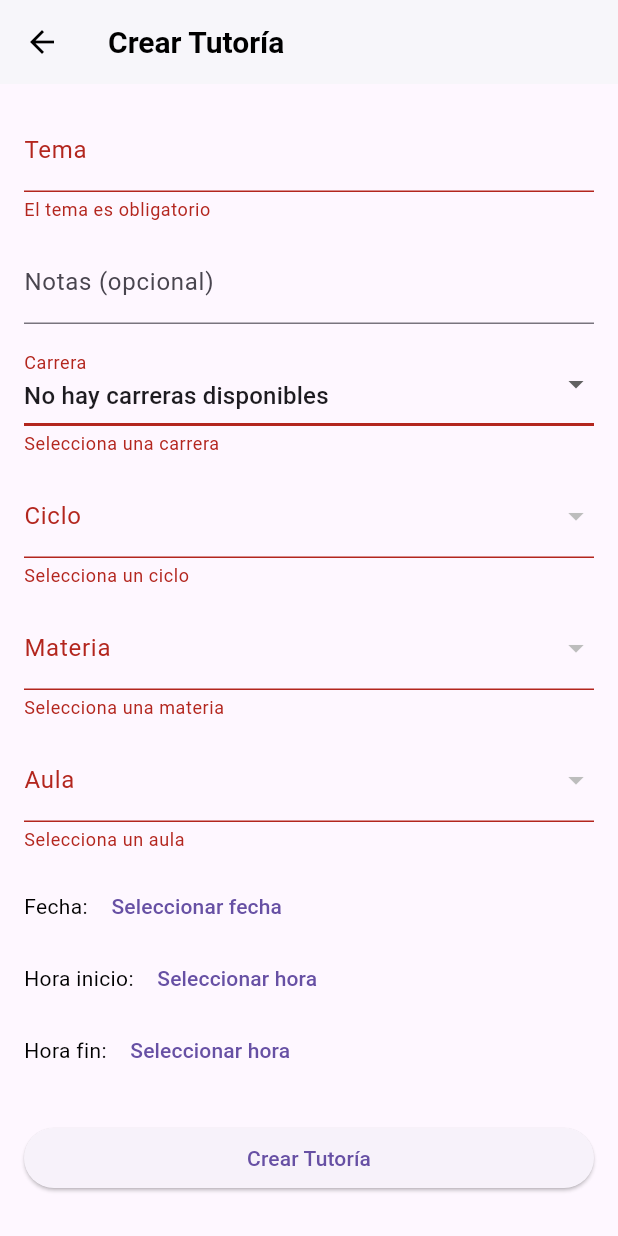
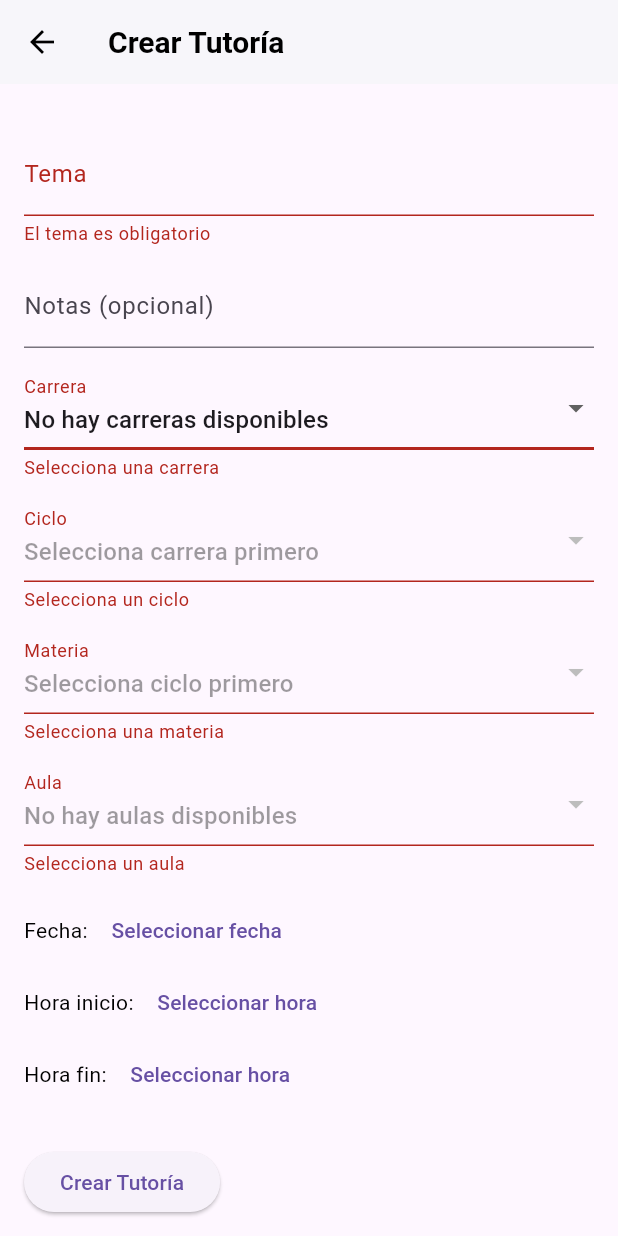
Before and after one commit to FredyNotAvailable/tuttorConnect-Flutter-Backend, a Flutter app: the CrearTutoriaScreen screen opened by its route, after a tap on "No hay carreras disponibles", after a tap on "Crear Tutoría", on a phone screen of 412 x 824 dp. Run offline on Flutter 3.47's test engine with Material 3 defaults, Android fonts, the phone set to English and light mode, and no system bars; our stand-ins replace cloud_firestore, firebase_auth, firebase_core, firebase_messaging, flutter_local_notifications, flutter_riverpod and 2 more; accounts and stored records are empty.

```diff
--- a/tutorconnect/lib/routes/app_routes.dart
+++ b/tutorconnect/lib/routes/app_routes.dart
@@ -5,8 +5,8 @@ import 'package:tutorconnect/models/user.dart';
 import 'package:tutorconnect/screens/home_screen.dart';
 import 'package:tutorconnect/screens/profile_screen.dart';
 import 'package:tutorconnect/screens/subject_details_screen.dart';
+import 'package:tutorconnect/screens/teacher/crear_tutoria_screen.dart';
 import 'package:tutorconnect/screens/tutoring_detail_screen.dart';
-import 'package:tutorconnect/widgets/teacher/crear_tutoria_screen.dart';
 import '../screens/login_screen.dart';
 
 // Importa aquí otras pantallas cuando las tengas
--- a/tutorconnect/lib/screens/profile_screen.dart
+++ b/tutorconnect/lib/screens/profile_screen.dart
@@ -58,6 +58,8 @@ class _ProfileScreenState extends ConsumerState<ProfileScreen> {
             const SizedBox(height: 8),
             Text('Nombre: ${user.fullname}'),
             const SizedBox(height: 8),
+            Text('fmcToken: ${user.fcmToken}'),
+            const SizedBox(height: 8),
             Text('Rol: ${user.role.getDisplayName()}'),
             const SizedBox(height: 8),
             Text('Creado en: ${user.createdAt}'),
--- a/tutorconnect/lib/widgets/teacher/crear_tutoria_screen.dart
+++ /dev/null
@@ -1,408 +0,0 @@
-import 'package:flutter/material.dart';
-import 'package:flutter_riverpod/flutter_riverpod.dart';
-import 'package:tutorconnect/models/career.dart';
-import 'package:tutorconnect/models/subject_enrollment.dart';
-import 'package:tutorconnect/models/tutoring.dart';
-import 'package:tutorconnect/models/tutoring_request.dart';
-import 'package:tutorconnect/models/teacher_plan.dart';
-import 'package:tutorconnect/providers/career_provider.dart';
-import 'package:tutorconnect/providers/classroom_provider.dart';
-import 'package:tutorconnect/providers/subject_enrollment_provider.dart';
-import 'package:tutorconnect/providers/subject_provider.dart';
-import 'package:tutorconnect/providers/tutoring_provider.dart';
-import 'package:tutorconnect/providers/tutoring_request_provider.dart';
-import 'package:tutorconnect/providers/user_provider.dart';
-import 'package:tutorconnect/providers/teacher_plan_provider.dart';
-import 'package:tutorconnect/utils/helpers/student_helper.dart'; // Ajusta la ruta si es necesario
-
-class CrearTutoriaScreen extends ConsumerStatefulWidget {
-  const CrearTutoriaScreen({super.key});
-
-  @override
-  ConsumerState<CrearTutoriaScreen> createState() => _CrearTutoriaScreenState();
-}
-
-class _CrearTutoriaScreenState extends ConsumerState<CrearTutoriaScreen> {
-
-  final _formKey = GlobalKey<FormState>();
-
-  final TextEditingController _topicController = TextEditingController();
-  final TextEditingController _notesController = TextEditingController();
-  DateTime? _selectedDate;
-  TimeOfDay? _startTime;
-  TimeOfDay? _endTime;
-
-  String? _classroomId;
-
-  // Variables para dropdown encadenados carrera, ciclo, materia
-  String? _selectedCareerId;
-  int? _selectedCycle;
-  String? _selectedSubjectId;
-
-  String? _careerId;
-
-  List<int> _availableCycles = [];
-  List<String> _availableSubjects = [];
-
-  List<String> _studentIds = [];
-  List<String> tutoringRequestIds = [];
-  String? _teacherId;
-
-  bool _isSubmitting = false;
-
-  @override
-  void initState() {
-    super.initState();
-    // Cargar el ID del docente actual y sus planes
-    final currentUser = ref.read(currentUserProvider).value;
-    if (currentUser != null) {
-      _teacherId = currentUser.id;
-      ref.read(teacherPlanProvider.notifier).loadTeacherPlansByTeacherId(_teacherId!);
-    }
-  }
-
-  @override
-  void dispose() {
-    _topicController.dispose();
-    _notesController.dispose();
-    super.dispose();
-  }
-
-  Future<void> _pickDate() async {
-    final now = DateTime.now();
-    final date = await showDatePicker(
-      context: context,
-      initialDate: _selectedDate ?? now,
-      firstDate: now,
-      lastDate: DateTime(now.year + 1),
-    );
-    if (date != null) {
-      setState(() {
-        _selectedDate = date;
-      });
-    }
-  }
-
-  Future<void> _pickTime({required bool isStart}) async {
-    final now = TimeOfDay.now();
-    final time = await showTimePicker(
-      context: context,
-      initialTime: isStart ? (_startTime ?? now) : (_endTime ?? now),
-    );
-    if (time != null) {
-      setState(() {
-        if (isStart) {
-          _startTime = time;
-        } else {
-          _endTime = time;
-        }
-      });
-    }
-  }
-
-  void _onCareerChanged(String? careerId, List<TeacherPlan> plans) {
-    setState(() {
-      _selectedCareerId = careerId;
-      _selectedCycle = null;
-      _selectedSubjectId = null;
-      _availableCycles = [];
-      _availableSubjects = [];
-
-      if (careerId != null) {
-        final plan = plans.firstWhere((p) => p.careerId == careerId);
-        _availableCycles = plan.subjectsByCycle.keys.map(int.parse).toList()..sort();
-      }
-    });
-  }
-
-  void _onCycleChanged(int? cycle, List<TeacherPlan> plans) {
-    setState(() {
-      _selectedCycle = cycle;
-      _selectedSubjectId = null;
-      _availableSubjects = [];
-
-      if (_selectedCareerId != null && cycle != null) {
-        final plan = plans.firstWhere((p) => p.careerId == _selectedCareerId);
-        final subjects = plan.subjectsByCycle[cycle.toString()] ?? [];
-        _availableSubjects = subjects;
-      }
-    });
-  }
-
-  Future<void> _submit() async {
-    if (!_formKey.currentState!.validate()) return;
-
-    if (_selectedDate == null || _startTime == null || _endTime == null) {
-      ScaffoldMessenger.of(context).showSnackBar(
-        const SnackBar(content: Text('Por favor selecciona fecha y hora.')),
-      );
-      return;
-    }
-    if (_classroomId == null || _selectedSubjectId == null || _teacherId == null) {
-      ScaffoldMessenger.of(context).showSnackBar(
-        const SnackBar(content: Text('Faltan datos necesarios para crear la tutoría.')),
-      );
-      return;
-    }
-
-    setState(() => _isSubmitting = true);
-
-    final createdAt = DateTime.now();
-
-    final tutoring = Tutoring(
-      id: '', // Lo asigna Firebase
-      classroomId: _classroomId!,
-      createdAt: createdAt,
-      date: DateTime(_selectedDate!.year, _selectedDate!.month, _selectedDate!.day),
-      startTime: _startTime!.format(context),
-      endTime: _endTime!.format(context),
-      notes: _notesController.text.trim(),
-      status: TutoringStatus.active,
-      tutoringRequestIds: [], // Inicialmente vacío
-      subjectId: _selectedSubjectId!,
-      teacherId: _teacherId!,
-      topic: _topicController.text.trim(),
-      studentIds: _studentIds
-    );
-
-    try {
-      final createdTutoring = await ref.read(tutoringProvider.notifier).addTutoring(tutoring);
-
-      if (createdTutoring == null) {
-        throw Exception('Error al crear la tutoría');
-      }
-
-      // Crear solicitudes para cada estudiante
-      List<String> createdRequestIds = [];
-
-      for (final studentId in _studentIds) {
-        final request = TutoringRequest(
-          id: '', // será asignado por Firestore
-          tutoringId: createdTutoring.id,
-          studentId: studentId,
-          status: TutoringRequestStatus.pending,
-          sentAt: DateTime.now(),
-          responseAt: null,
-        );
-
-        final createdRequest = await ref.read(tutoringRequestProvider.notifier).addTutoringRequest(request);
-        if (createdRequest != null) {
-          createdRequestIds.add(createdRequest.id);
-        }
-      }
-
-      // Actualizar la tutoría con los IDs de solicitudes creadas
-      final updatedTutoring = createdTutoring.copyWith(tutoringRequestIds: createdRequestIds);
-      await ref.read(tutoringProvider.notifier).updateTutoring(updatedTutoring);
-
-      ScaffoldMessenger.of(context).showSnackBar(
-        const SnackBar(content: Text('Tutoría creada exitosamente')),
-      );
-
-      Navigator.pop(context);
-
-    } catch (e) {
-      ScaffoldMessenger.of(context).showSnackBar(
-        SnackBar(content: Text('Error al crear tutoría: $e')),
-      );
-    } finally {
-      if (mounted) setState(() => _isSubmitting = false);
-    }
-  }
-
-
-  @override
-  Widget build(BuildContext context) {
-    final classrooms = ref.watch(classroomProvider);
-    final teacherPlans = ref.watch(teacherPlanProvider);
-    final careers = ref.watch(careerProvider);
-    final subjects = ref.watch(subjectProvider);
-    final allEnrollments = ref.watch(subjectEnrollmentProvider);
-    final allUsers = ref.watch(userProvider);
-
-    final inProgress = allEnrollments
-        .where((e) => e.status == SubjectEnrollmentStatus.inProgress)
-        .toList();
-
-    final availableSubjectsObjects = subjects
-        .where((subject) => _availableSubjects.contains(subject.id))
-        .toList();
-
-    return Scaffold(
-      appBar: AppBar(
-        title: const Text('Crear Tutoría'),
-        leading: IconButton(
-          icon: const Icon(Icons.arrow_back),
-          onPressed: () => Navigator.pop(context),
-        ),
-      ),
-      body: SingleChildScrollView(
-        padding: const EdgeInsets.all(16),
-        child: Form(
-          key: _formKey,
-          child: Column(
-            crossAxisAlignment: CrossAxisAlignment.stretch,
-            children: [
-              TextFormField(
-                controller: _topicController,
-                decoration: const InputDecoration(labelText: 'Tema'),
-                validator: (value) =>
-                    value == null || value.trim().isEmpty ? 'El tema es obligatorio' : null,
-              ),
-              const SizedBox(height: 12),
-              TextFormField(
-                controller: _notesController,
-                decoration: const InputDecoration(labelText: 'Notas (opcional)'),
-                minLines: 1,
-                maxLines: 5,
-                keyboardType: TextInputType.multiline,
-              ),
-              const SizedBox(height: 12),
-
-              // Carreras
-              DropdownButtonFormField<String>(
-                decoration: const InputDecoration(labelText: 'Carrera'),
-                items: teacherPlans.isEmpty
-                    ? [const DropdownMenuItem(value: null, child: Text('No hay carreras disponibles'))]
-                    : teacherPlans.map((plan) => plan.careerId).toSet().map((careerId) {
-                        final careerName = careers.firstWhere(
-                          (c) => c.id == careerId,
-                          orElse: () => Career(id: '', name: careerId),
-                        ).name;
-                        return DropdownMenuItem(
-                          value: careerId,
-                          child: Text(careerName),
-                        );
-                      }).toList(),
-                value: _selectedCareerId,
-                onChanged: (value) => _onCareerChanged(value, teacherPlans),
-                validator: (value) => value == null ? 'Selecciona una carrera' : null,
-              ),
-              const SizedBox(height: 12),
-
-              // Ciclos
-              DropdownButtonFormField<int>(
-                decoration: const InputDecoration(labelText: 'Ciclo'),
-                items: _availableCycles.map((cycle) {
-                  return DropdownMenuItem(
-                    value: cycle,
-                    child: Text('Ciclo $cycle'),
-                  );
-                }).toList(),
-                value: _selectedCycle,
-                onChanged: (value) => _onCycleChanged(value, teacherPlans),
-                validator: (value) => value == null ? 'Selecciona un ciclo' : null,
-              ),
-              const SizedBox(height: 12),
-
-              // Materias
-              DropdownButtonFormField<String>(
-                decoration: const InputDecoration(labelText: 'Materia'),
-                items: availableSubjectsObjects.map((subject) {
-                  return DropdownMenuItem(
-                    value: subject.id,
-                    child: Text(subject.name),
-                  );
-                }).toList(),
-                value: _selectedSubjectId,
-                onChanged: (value) {
-                  setState(() {
-                    _selectedSubjectId = value;
-                    _studentIds = inProgress
-                        .where((e) => e.subjectId == value)
-                        .map((e) => e.studentId)
-                        .toList();
-                  });
-                },
-                validator: (value) => value == null ? 'Selecciona una materia' : null,
-              ),
-              const SizedBox(height: 12),
-
-              if (_selectedSubjectId != null)
-                Column(
-                  crossAxisAlignment: CrossAxisAlignment.start,
-                  children: [
-                    const Text('Estudiantes inscritos (En progreso):',
-                        style: TextStyle(fontWeight: FontWeight.bold)),
-                    const SizedBox(height: 8),
-                    ...allUsers
-                        .where((u) =>
-                            u.role == UserRole.student &&
-                            _studentIds.contains(u.id))
-                        .map((e) => ListTile(
-                              leading: const Icon(Icons.person_outline),
-                              title: Text(e.fullname),
-                              subtitle: Text(e.email),
-                            )),
-                    const SizedBox(height: 12),
-                  ],
-                ),
-
-              // Aula
-              DropdownButtonFormField<String>(
-                decoration: const InputDecoration(labelText: 'Aula'),
-                items: classrooms.map((aula) {
-                  return DropdownMenuItem(
-                    value: aula.id,
-                    child: Text('${aula.name} - ${aula.type.name}'),
-                  );
-                }).toList(),
-                onChanged: (value) => setState(() => _classroomId = value),
-                value: _classroomId,
-                validator: (value) => value == null ? 'Selecciona un aula' : null,
-              ),
-              const SizedBox(height: 12),
-
-              // Fecha
-              Row(
-                children: [
-                  const Text('Fecha: '),
-                  TextButton(
-                    onPressed: _pickDate,
-                    child: Text(_selectedDate == null
-                        ? 'Seleccionar fecha'
-                        : '${_selectedDate!.day}/${_selectedDate!.month}/${_selectedDate!.year}'),
-                  ),
-                ],
-              ),
-
-              // Hora inicio
-              Row(
-                children: [
-                  const Text('Hora inicio: '),
-                  TextButton(
-                    onPressed: () => _pickTime(isStart: true),
-                    child: Text(
-                        _startTime == null ? 'Seleccionar hora' : _startTime!.format(context)),
-                  ),
-                ],
-              ),
-
-              // Hora fin
-              Row(
-                children: [
-                  const Text('Hora fin: '),
-                  TextButton(
-                    onPressed: () => _pickTime(isStart: false),
-                    child: Text(
-                        _endTime == null ? 'Seleccionar hora' : _endTime!.format(context)),
-                  ),
-                ],
-              ),
-
-              const SizedBox(height: 24),
-
-              ElevatedButton(
-                onPressed: _isSubmitting ? null : _submit,
-                child: _isSubmitting
-                    ? const CircularProgressIndicator()
-                    : const Text('Crear Tutoría'),
-              ),
-            ],
-          ),
-        ),
-      ),
-    );
-  }
-
-}
```
Also changed, not shown: tutorconnect/lib/screens/teacher/crear_tutoria_screen.dart (+15 -37 lines), tutorconnect/lib/services/tutoring_service.dart (+45 -25 lines).
